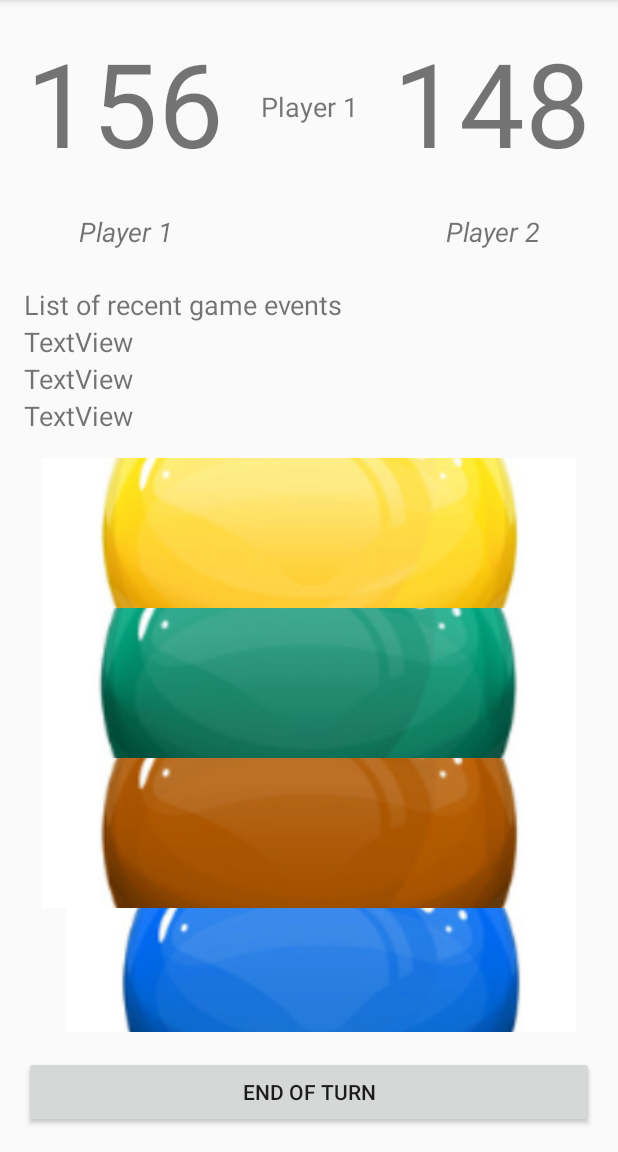
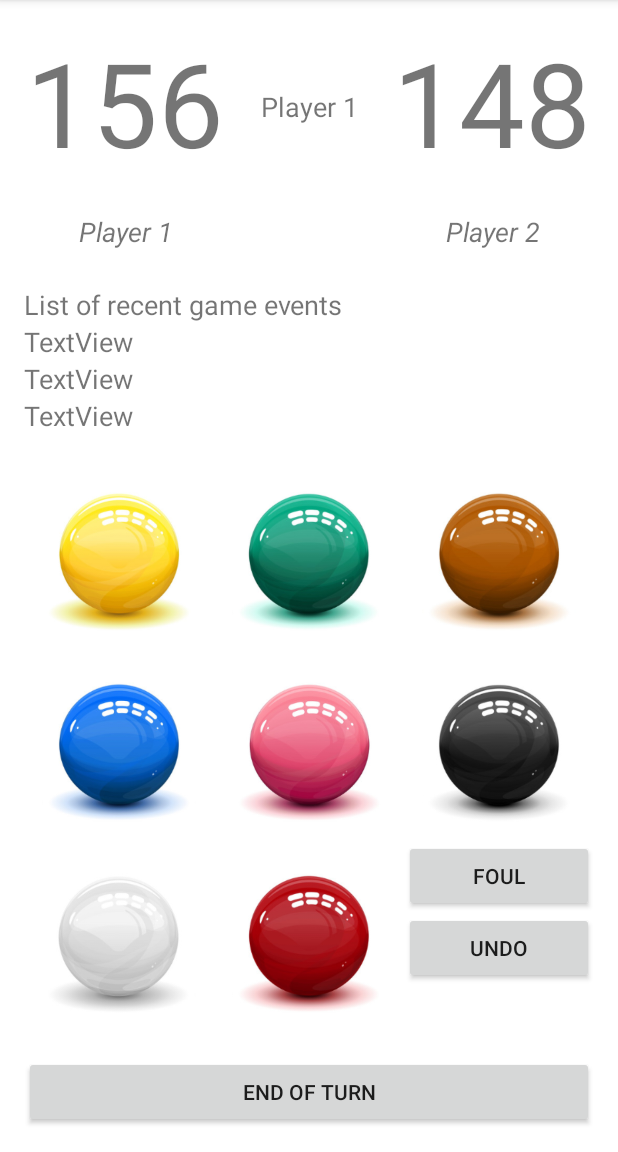
Before and after one commit to janbaerts/mobdev-snooker, an Android app: the MatchActivity screen opened directly, with no data from a screen before it, on a phone screen of 412 x 824 dp, the part 84-1236 px from its top. Run offline under Robolectric (Android 15) with nearby library versions, the phone set to English and light mode, and no system bars; 2 statements that could not run were skipped.

Commit message:
Transfer work to other computer.

```diff
--- a/app/src/main/res/layout/activity_match.xml
+++ b/app/src/main/res/layout/activity_match.xml
@@ -4,6 +4,7 @@
     xmlns:tools="http://schemas.android.com/tools"
     android:layout_width="match_parent"
     android:layout_height="match_parent"
+    android:background="#FFFFFF"
     tools:context=".MatchActivity">
 
     <TextView
@@ -123,7 +124,7 @@
         app:layout_constraintEnd_toEndOf="parent"
         app:layout_constraintStart_toStartOf="parent" />
 
-    <TableLayout
+    <GridLayout
         android:id="@+id/snookerballLayout"
         android:layout_width="0dp"
         android:layout_height="0dp"
@@ -138,7 +139,7 @@
         app:layout_constraintTop_toBottomOf="@+id/gameEventListThree">
 
         <ImageButton
-            android:id="@+id/imageButton"
+            android:id="@+id/yellowBallButton"
             android:layout_width="100dp"
             android:layout_height="100dp"
             android:layout_columnWeight="1"
@@ -146,97 +147,110 @@
             android:backgroundTint="#00FFFFFF"
             android:cropToPadding="false"
             android:foregroundGravity="center_vertical"
-            android:scaleType="centerCrop"
-            app:srcCompat="@drawable/yellowball"
-            tools:layout_editor_absoluteX="51dp"
-            tools:layout_editor_absoluteY="391dp" />
+            android:scaleType="fitCenter"
+            app:srcCompat="@drawable/yellowball" />
 
         <ImageButton
-            android:id="@+id/imageButton2"
+            android:id="@+id/greenBallButton"
             android:layout_width="100dp"
             android:layout_height="100dp"
+            android:layout_rowWeight="1"
+            android:layout_columnWeight="1"
             android:backgroundTint="#00FFFFFF"
             android:cropToPadding="false"
-            android:foregroundGravity="center_vertical"
-            android:scaleType="centerCrop"
-            app:srcCompat="@drawable/greenball"
-            tools:layout_editor_absoluteX="174dp"
-            tools:layout_editor_absoluteY="391dp" />
+            android:scaleType="fitCenter"
+            app:srcCompat="@drawable/greenball" />
 
         <ImageButton
-            android:id="@+id/imageButton3"
+            android:id="@+id/brownBallButton"
             android:layout_width="100dp"
             android:layout_height="100dp"
+            android:layout_rowWeight="1"
+            android:layout_columnWeight="1"
             android:backgroundTint="#00FFFFFF"
             android:cropToPadding="false"
-            android:foregroundGravity="center_vertical"
-            android:scaleType="centerCrop"
-            app:srcCompat="@drawable/brownball"
-            tools:layout_editor_absoluteX="284dp"
-            tools:layout_editor_absoluteY="391dp" />
+            android:scaleType="fitCenter"
+            app:srcCompat="@drawable/brownball" />
 
         <ImageButton
-            android:id="@+id/imageButton4"
+            android:id="@+id/blueBallButton"
             android:layout_width="100dp"
             android:layout_height="100dp"
-            android:layout_marginStart="16dp"
+            android:layout_rowWeight="1"
+            android:layout_columnWeight="1"
             android:backgroundTint="#00FFFFFF"
             android:cropToPadding="false"
-            android:foregroundGravity="center_vertical"
-            android:scaleType="centerCrop"
-            app:layout_constraintBottom_toTopOf="@+id/endOfTurnButton"
-            app:layout_constraintStart_toEndOf="@+id/imageButton5"
+            android:scaleType="fitCenter"
             app:srcCompat="@drawable/blueball" />
 
         <ImageButton
-            android:id="@+id/imageButton5"
+            android:id="@+id/pinkBallButton"
             android:layout_width="100dp"
             android:layout_height="100dp"
-            android:layout_marginStart="16dp"
+            android:layout_rowWeight="1"
+            android:layout_columnWeight="1"
             android:backgroundTint="#00FFFFFF"
             android:cropToPadding="false"
-            android:foregroundGravity="center_vertical"
-            android:scaleType="centerCrop"
-            app:layout_constraintStart_toEndOf="@+id/imageButton6"
-            app:srcCompat="@drawable/pinkball"
-            tools:layout_editor_absoluteY="567dp" />
+            android:scaleType="fitCenter"
+            app:srcCompat="@drawable/pinkball" />
 
         <ImageButton
-            android:id="@+id/imageButton6"
+            android:id="@+id/blackBallButton"
             android:layout_width="100dp"
             android:layout_height="100dp"
+            android:layout_rowWeight="1"
+            android:layout_columnWeight="1"
             android:backgroundTint="#00FFFFFF"
             android:cropToPadding="false"
-            android:foregroundGravity="center_vertical"
-            android:scaleType="centerCrop"
-            app:layout_constraintBottom_toTopOf="@+id/endOfTurnButton"
-            app:layout_constraintStart_toStartOf="@+id/endOfTurnButton"
+            android:scaleType="fitCenter"
             app:srcCompat="@drawable/blackball" />
 
         <ImageButton
-            android:id="@+id/imageButton7"
+            android:id="@+id/cueBallButton"
             android:layout_width="100dp"
             android:layout_height="100dp"
+            android:layout_rowWeight="1"
+            android:layout_columnWeight="1"
             android:backgroundTint="#00FFFFFF"
             android:cropToPadding="false"
-            android:foregroundGravity="center_vertical"
-            android:scaleType="centerCrop"
-            app:srcCompat="@drawable/cueball"
-            tools:layout_editor_absoluteX="51dp"
-            tools:layout_editor_absoluteY="291dp" />
+            android:scaleType="fitCenter"
+            app:srcCompat="@drawable/cueball" />
 
         <ImageButton
-            android:id="@+id/imageButton8"
+            android:id="@+id/redBallButton"
             android:layout_width="100dp"
             android:layout_height="100dp"
+            android:layout_rowWeight="1"
+            android:layout_columnWeight="1"
             android:backgroundTint="#00FFFFFF"
+            android:contentDescription="Red ball"
             android:cropToPadding="false"
-            android:foregroundGravity="center_vertical"
-            android:scaleType="centerCrop"
-            app:srcCompat="@drawable/redball"
-            tools:layout_editor_absoluteX="174dp"
-            tools:layout_editor_absoluteY="291dp" />
+            android:scaleType="fitCenter"
+            app:srcCompat="@drawable/redball" />
 
-    </TableLayout>
+        <LinearLayout
+            android:layout_width="100dp"
+            android:layout_height="100dp"
+            android:layout_rowWeight="1"
+            android:layout_columnWeight="1"
+            android:orientation="vertical">
+
+            <Button
+                android:id="@+id/foulButton"
+                android:layout_width="match_parent"
+                android:layout_height="wrap_content"
+                android:layout_rowWeight="1"
+                android:layout_columnWeight="1"
+                android:text="@string/foul" />
+
+            <Button
+                android:id="@+id/undoButton"
+                android:layout_width="match_parent"
+                android:layout_height="wrap_content"
+                android:text="@string/undo" />
+
+        </LinearLayout>
+
+    </GridLayout>
 
 </androidx.constraintlayout.widget.ConstraintLayout>
--- a/app/src/main/res/values/strings.xml
+++ b/app/src/main/res/values/strings.xml
@@ -69,5 +69,6 @@
     <string name="list_of_recent_game_events">List of recent game events</string>
     <string name="end_of_turn">End of turn</string>
     <string name="foul">Foul</string>
+    <string name="undo">Undo</string>
 
 </resources>
```
Also changed, not shown: 1 other file.
